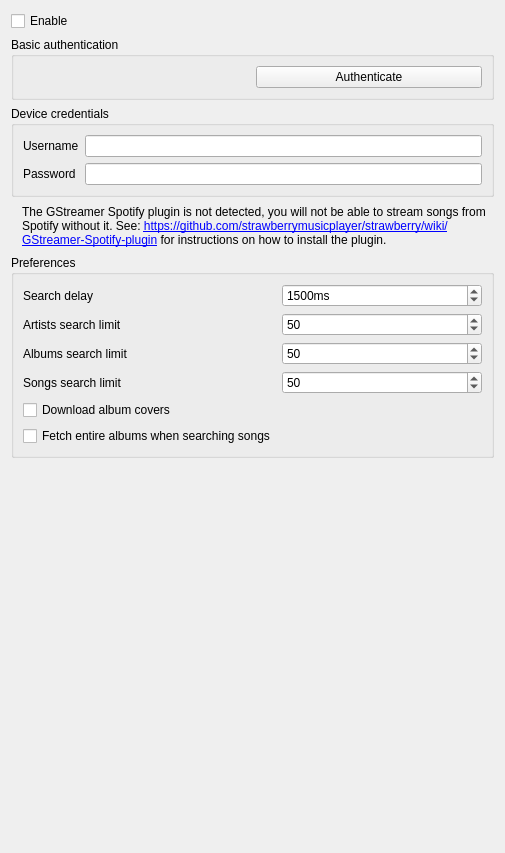
Qt form src/settings/spotifysettingspage.ui (strawberrymusicplayer/strawberry) before a commit.
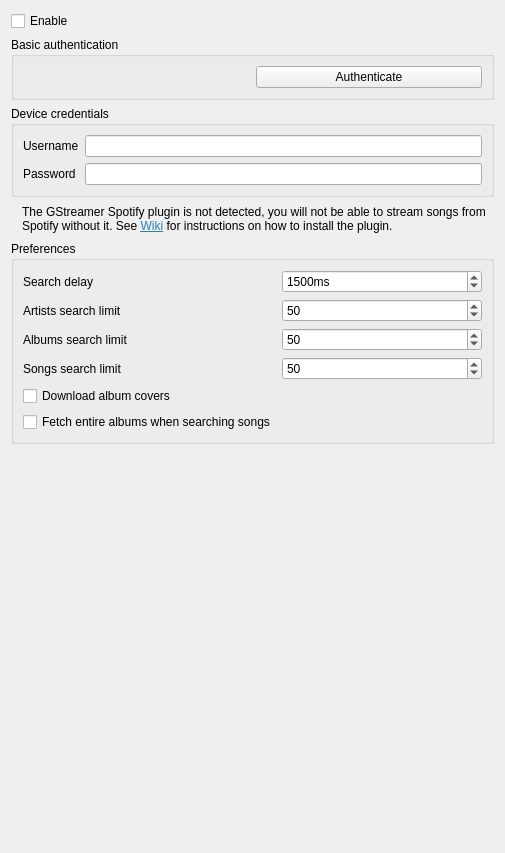
The same form after that commit. Icons and pictures are not drawn. Custom widgets are drawn as their Qt base class.

Commit message: SpotifySettingsPage: Update Wiki page URL

```diff
--- a/src/settings/spotifysettingspage.ui
+++ b/src/settings/spotifysettingspage.ui
@@ -123,7 +123,7 @@
       <item>
        <widget class="QLabel" name="label_warning_text">
         <property name="text">
-         <string>&lt;html&gt;&lt;head/&gt;&lt;body&gt;&lt;p&gt;The GStreamer Spotify plugin is not detected, you will not be able to stream songs from Spotify without it. See: &lt;a href=&quot;https://github.com/strawberrymusicplayer/strawberry/wiki/GStreamer-Spotify-plugin&quot;&gt;&lt;span style=&quot; text-decoration: underline; color:#0000ff;&quot;&gt;https://github.com/strawberrymusicplayer/strawberry/wiki/GStreamer-Spotify-plugin&lt;/span&gt;&lt;/a&gt; for instructions on how to install the plugin.&lt;/p&gt;&lt;/body&gt;&lt;/html&gt;</string>
+         <string>&lt;html&gt;&lt;head/&gt;&lt;body&gt;&lt;p&gt;The GStreamer Spotify plugin is not detected, you will not be able to stream songs from Spotify without it. See &lt;a href=&quot;https://wiki.strawberrymusicplayer.org/wiki/Installing_GStreamer_Spotify_plugin&quot;&gt;&lt;span style=&quot; text-decoration: underline; color:#2980b9;&quot;&gt;Wiki&lt;/span&gt;&lt;/a&gt; for instructions on how to install the plugin.&lt;/p&gt;&lt;/body&gt;&lt;/html&gt;</string>
         </property>
         <property name="alignment">
          <set>Qt::AlignmentFlag::AlignLeading|Qt::AlignmentFlag::AlignLeft|Qt::AlignmentFlag::AlignTop</set>
```
